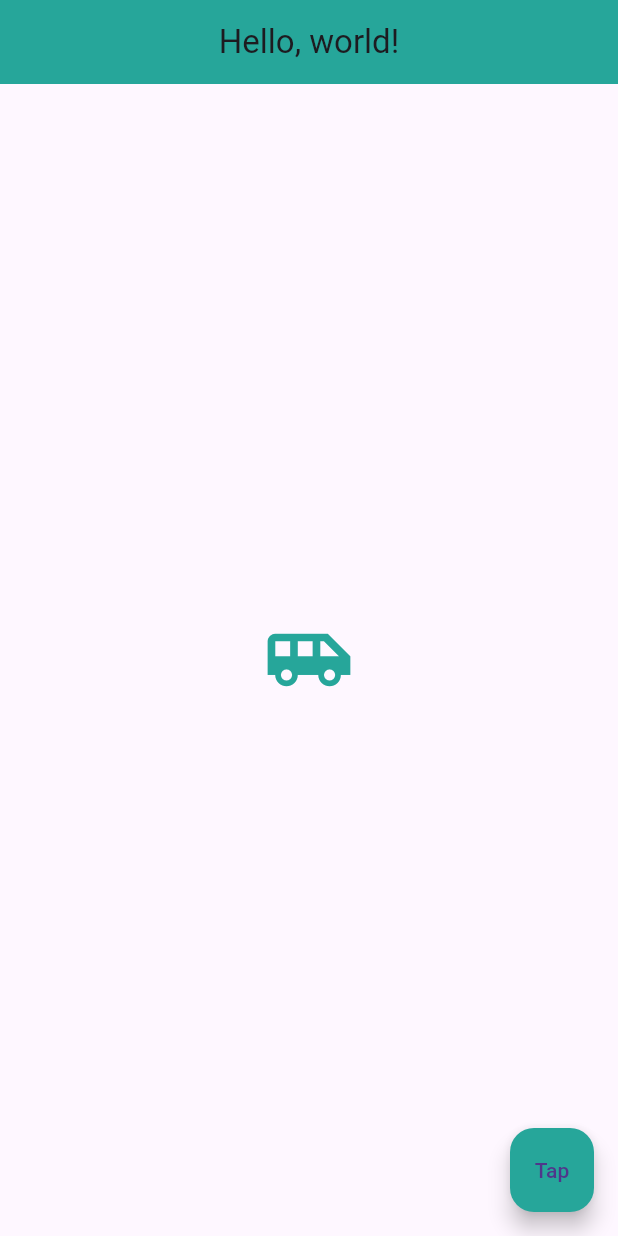
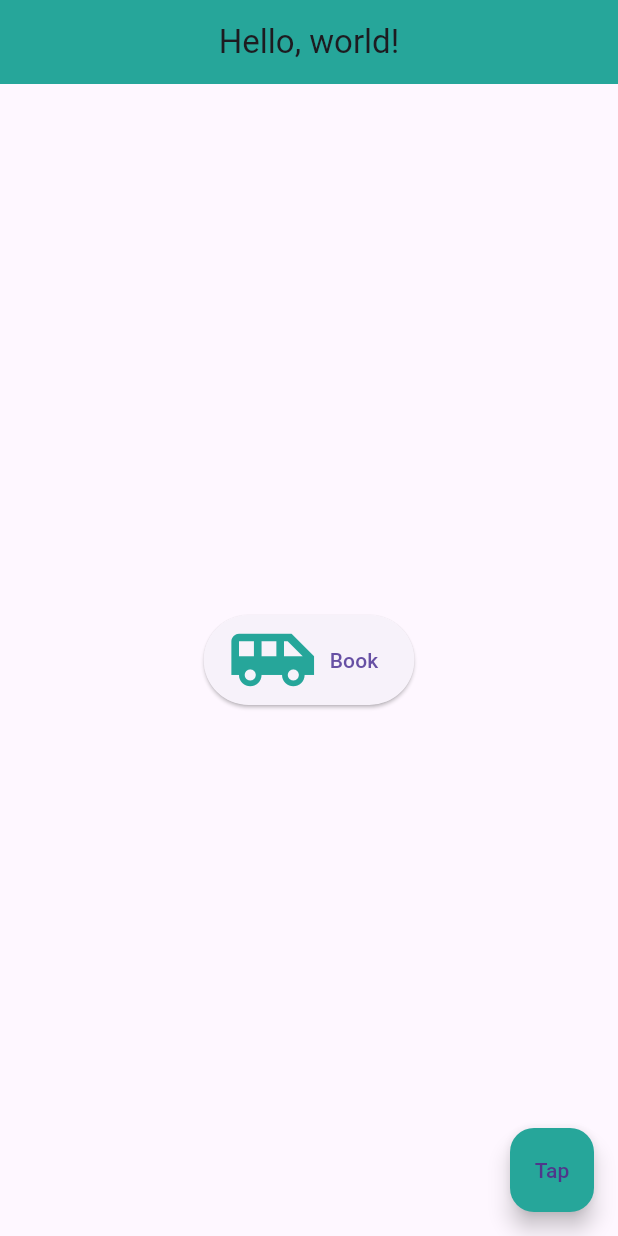
Before and after one commit to LukesRepositories/flutter_worldtime_app, a Flutter app: the screen it shows after launch, on a phone screen of 412 x 824 dp. Run offline on Flutter 3.47's test engine with Material 3 defaults, Android fonts, the phone set to English and light mode, and no system bars.

Commit message:
Elevated Button added

```diff
--- a/lib/main.dart
+++ b/lib/main.dart
@@ -17,10 +17,14 @@ class Home extends StatelessWidget {
         centerTitle: true,
       ),
       body: Center(
-        child: Icon(
-          Icons.airport_shuttle,
-          color: Colors.teal[400],
-          size: 60,
+        child: ElevatedButton.icon(
+          onPressed: () {},
+          icon: Icon(
+            Icons.airport_shuttle,
+            size: 60.0,
+            color: Colors.teal[400],
+          ),
+          label: Text('Book'),
         ),
       ),
       floatingActionButton: FloatingActionButton(
```
